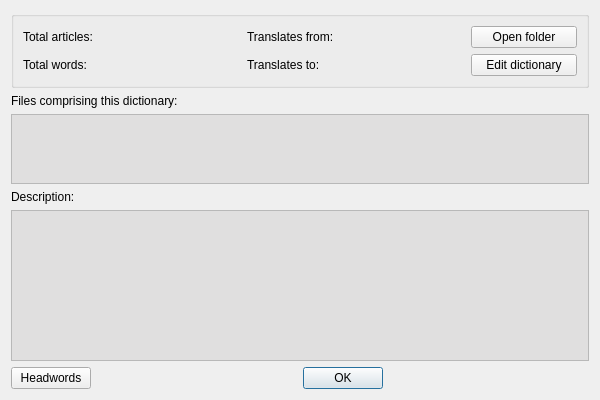
This is dictinfo.ui in goldendict/goldendict as Qt 5 draws it before an edit. The edited form follows.
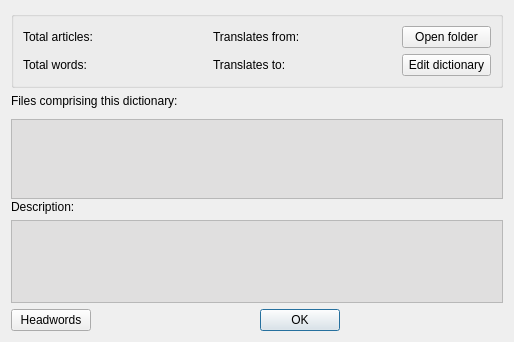
This is the edited form.

Patch:
```diff
--- a/dictinfo.ui
+++ b/dictinfo.ui
@@ -6,8 +6,8 @@
    <rect>
     <x>0</x>
     <y>0</y>
-    <width>600</width>
-    <height>400</height>
+    <width>514</width>
+    <height>342</height>
    </rect>
   </property>
   <property name="windowTitle">
@@ -123,16 +123,10 @@
    </item>
    <item>
     <widget class="QPlainTextEdit" name="dictionaryFileList">
-     <property name="sizePolicy">
-      <sizepolicy hsizetype="Expanding" vsizetype="Fixed">
-       <horstretch>0</horstretch>
-       <verstretch>70</verstretch>
-      </sizepolicy>
-     </property>
      <property name="minimumSize">
       <size>
        <width>0</width>
-       <height>70</height>
+       <height>80</height>
       </size>
      </property>
      <property name="maximumSize">
```
